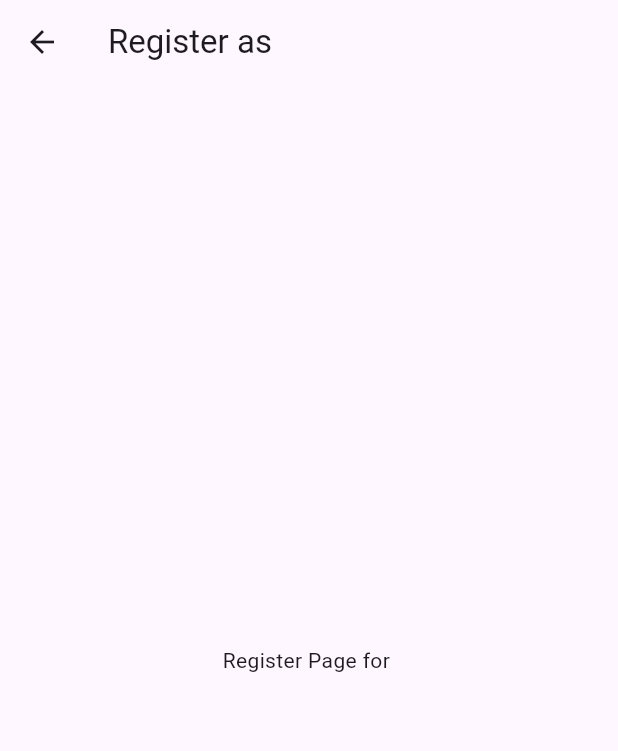
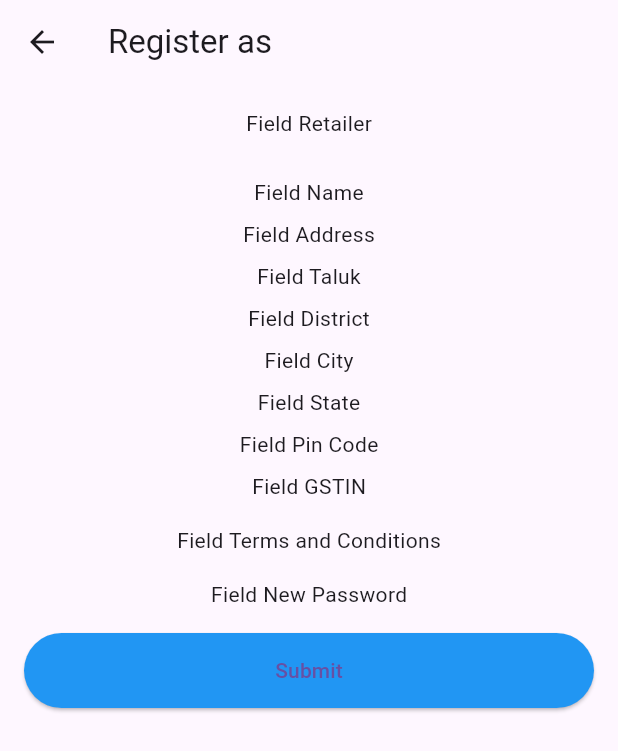
Before and after one commit to arjunbada/VahiniPipesFlutter, a Flutter app: the RegisterPage screen opened directly with empty values, on a phone screen of 412 x 824 dp. Shown: the top 751 px of the screen. Run offline on Flutter 3.47's test engine with Material 3 defaults, Android fonts, the light colour scheme and no system bars.

Commit message:
register.dart

```diff
--- a/lib/ui/otp.dart
+++ b/lib/ui/otp.dart
@@ -35,20 +35,18 @@ class _OtpScreenState extends State<OtpScreen> {
                 padding: const EdgeInsets.symmetric(horizontal: 16.0),
                 child: TextField(
                   keyboardType: TextInputType.number,
-                  maxLength: 8,
+                  maxLength: 5,
                   decoration: InputDecoration(
-                    hintText: 'OTP *',
-                    fillColor: Colors.white.withOpacity(0.7),
-                    filled: true,
-                    border: const OutlineInputBorder(),
-                    enabledBorder: const OutlineInputBorder(
+                    labelText: 'Mobile Number',
+                    prefixIcon: const Icon(Icons.lock, color: Colors.blue),
+                    border: OutlineInputBorder(),
+                    enabledBorder: OutlineInputBorder(
                       borderSide: BorderSide(color: Colors.blue),
                     ),
-                    focusedBorder: const OutlineInputBorder(
+                    focusedBorder: OutlineInputBorder(
                       borderSide: BorderSide(color: Colors.blue),
                     ),
-                    prefixIcon: const Icon(Icons.lock, color: Colors.blue),
-                    counterText: '',
+                    hintStyle: TextStyle(color: Colors.blue),
                   ),
                 ),
               ),
--- a/lib/ui/register.dart
+++ b/lib/ui/register.dart
@@ -11,9 +11,149 @@ class RegisterPage extends StatelessWidget {
       appBar: AppBar(
         title: Text('Register as $registerType'),
       ),
-      body: Center(
-        child: Text('Register Page for $registerType'),
+      body: SingleChildScrollView(
+        child: Padding(
+          padding: const EdgeInsets.all(16.0),
+          child: Column(
+            children: [
+              FieldRetailer(),
+              SizedBox(height: 20),
+              SizedBox(height: 6),
+              FieldName(),
+              SizedBox(height: 8),
+              FieldAddress(),
+              SizedBox(height: 8),
+              FieldTaluk(),
+              SizedBox(height: 8),
+              FieldDistrict(),
+              SizedBox(height: 8),
+              FieldCity(),
+              SizedBox(height: 8),
+              FieldState(),
+              SizedBox(height: 8),
+              FieldPinCode(),
+              SizedBox(height: 8),
+              FieldGSTIN(),
+              SizedBox(height: 16),
+              FieldTermsAndConditions(),
+              SizedBox(height: 16),
+              FieldNewPassword(),
+              SizedBox(height: 16),
+              ElevatedButton(
+                onPressed: () {
+                  // TODO: Implement submit functionality
+                },
+                style: ElevatedButton.styleFrom(
+                  minimumSize: Size(double.infinity, 50),
+                  backgroundColor: Colors.blue,
+                ),
+                child: Text('Submit'),
+              ),
+            ],
+          ),
+        ),
       ),
     );
   }
 }
+
+// Replace the following widget placeholders with actual widget implementations as per your need
+
+class FieldRetailer extends StatelessWidget {
+  @override
+  Widget build(BuildContext context) {
+    return Container(
+      child: Text('Field Retailer'), // Replace with actual implementation
+    );
+  }
+}
+
+class FieldName extends StatelessWidget {
+  @override
+  Widget build(BuildContext context) {
+    return Container(
+      child: Text('Field Name'), // Replace with actual implementation
+    );
+  }
+}
+
+class FieldAddress extends StatelessWidget {
+  @override
+  Widget build(BuildContext context) {
+    return Container(
+      child: Text('Field Address'), // Replace with actual implementation
+    );
+  }
+}
+
+class FieldTaluk extends StatelessWidget {
+  @override
+  Widget build(BuildContext context) {
+    return Container(
+      child: Text('Field Taluk'), // Replace with actual implementation
+    );
+  }
+}
+
+class FieldDistrict extends StatelessWidget {
+  @override
+  Widget build(BuildContext context) {
+    return Container(
+      child: Text('Field District'), // Replace with actual implementation
+    );
+  }
+}
+
+class FieldCity extends StatelessWidget {
+  @override
+  Widget build(BuildContext context) {
+    return Container(
+      child: Text('Field City'), // Replace with actual implementation
+    );
+  }
+}
+
+class FieldState extends StatelessWidget {
+  @override
+  Widget build(BuildContext context) {
+    return Container(
+      child: Text('Field State'), // Replace with actual implementation
+    );
+  }
+}
+
+class FieldPinCode extends StatelessWidget {
+  @override
+  Widget build(BuildContext context) {
+    return Container(
+      child: Text('Field Pin Code'), // Replace with actual implementation
+    );
+  }
+}
+
+class FieldGSTIN extends StatelessWidget {
+  @override
+  Widget build(BuildContext context) {
+    return Container(
+      child: Text('Field GSTIN'), // Replace with actual implementation
+    );
+  }
+}
+
+class FieldTermsAndConditions extends StatelessWidget {
+  @override
+  Widget build(BuildContext context) {
+    return Container(
+      child: Text('Field Terms and Conditions'), // Replace with actual implementation
+    );
+  }
+}
+
+class FieldNewPassword extends StatelessWidget {
+  @override
+  Widget build(BuildContext context) {
+    return Container(
+      child: Text('Field New Password'), // Replace with actual implementation
+    );
+  }
+}
```
Also changed, not shown: pubspec.yaml (line endings or trailing spaces).
